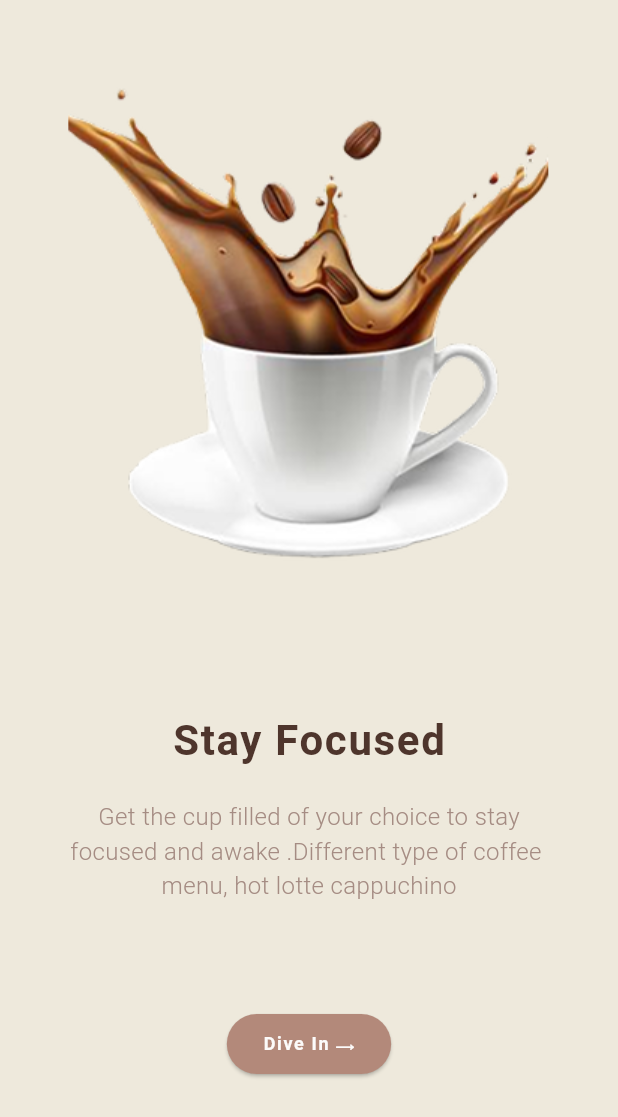
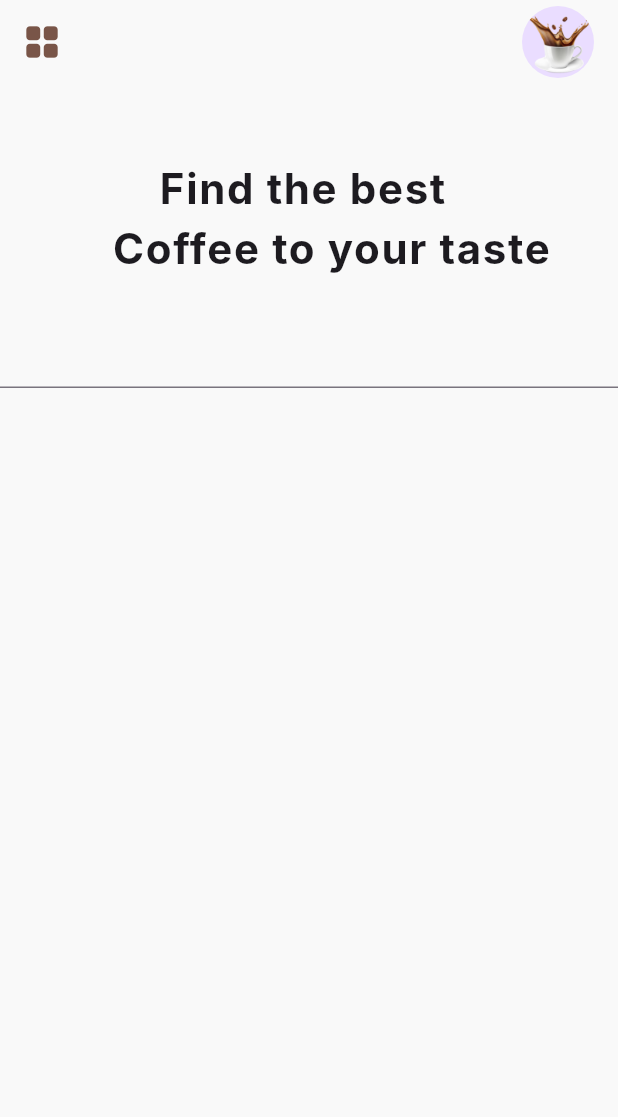
Before and after one commit to CSI-Trainees-25/soumya_2410208_apptask2, a Flutter app: the screen it shows after launch, after a tap on "Dive In ⟶", on a phone screen of 412 x 824 dp. Shown: the top 1117 px of the screen. Run offline on Flutter 3.47's test engine with Material 3 defaults, Android fonts, the phone set to English and light mode, and no system bars; Roboto replaces fonts that are missing (Inter).

Commit message:
created appbar and title in home screen

```diff
--- a/lib/Screens/Login_screen.dart
+++ b/lib/Screens/Login_screen.dart
@@ -1,4 +1,5 @@
 import 'package:flutter/material.dart';
+import 'home_screen.dart';
 
 class LoginScreen extends StatefulWidget {
   const LoginScreen({super.key});
--- /dev/null
+++ b/lib/Screens/home_screen.dart
@@ -0,0 +1,72 @@
+import 'cards.dart';
+
+import 'package:flutter/material.dart';
+
+class HomeScreen extends StatefulWidget {
+  const HomeScreen({super.key});
+
+  @override
+  State<HomeScreen> createState() => _HomeScreenState();
+}
+
+class _HomeScreenState extends State<HomeScreen> {
+  @override
+  Widget build(BuildContext context) {
+    final screenHeight = MediaQuery.of(context).size.height;
+    return Scaffold(
+      backgroundColor: const Color(0xFFF9F9F9),
+      appBar: AppBar(
+        backgroundColor: Colors.transparent,
+        actions: [
+          Padding(
+            padding: EdgeInsets.only(right: 16),
+            child: GestureDetector(
+              onTap: () {},
+              child: CircleAvatar(
+                radius: 24,
+                backgroundImage: AssetImage('Assets/Images/Mask group.png'),
+              ),
+            ),
+          ),
+        ],
+        leading: Icon(Icons.grid_view_rounded, color: Colors.brown, size: 28),
+      ),
+      body: SingleChildScrollView(
+        child: Column(
+          children: [
+            SizedBox(height: 50),
+            Container(
+              width: 200,
+
+              child: Text(
+                'Find the best',
+                style: TextStyle(
+                  fontSize: 28,
+                  fontWeight: FontWeight.bold,
+                  letterSpacing: 1.1,
+                ),
+              ),
+            ),
+            Container(
+              child: Text(
+                textAlign: TextAlign.right,
+                '    Coffee to your taste',
+                style: TextStyle(
+                  fontSize: 28,
+                  fontWeight: FontWeight.bold,
+                  letterSpacing: 1.1,
+                ),
+              ),
+            ),
+            SizedBox(height: screenHeight * 0.03),
+            _buildSearchBar(),
+          ],
+        ),
+      ),
+    );
+  }
+
+  _buildSearchBar() {
+    return Row(children: [Expanded(child: TextField())]);
+  }
+}
--- a/lib/Screens/onBoading_screen.dart
+++ b/lib/Screens/onBoading_screen.dart
@@ -1,4 +1,5 @@
 import 'package:flutter/material.dart';
+import 'home_screen.dart';
 
 class OnBoadingScreen extends StatelessWidget {
   const OnBoadingScreen({super.key});
@@ -68,7 +69,12 @@ class OnBoadingScreen extends StatelessWidget {
               ),
               SizedBox(height: 70),
               ElevatedButton(
-                onPressed: () {},
+                onPressed: () {
+                  Navigator.pushReplacement(
+                    context,
+                    MaterialPageRoute(builder: (context) => HomeScreen()),
+                  );
+                },
                 style: ElevatedButton.styleFrom(
                   backgroundColor: const Color.fromARGB(255, 179, 137, 122),
                 ),
--- a/lib/main.dart
+++ b/lib/main.dart
@@ -2,15 +2,18 @@ import 'package:coffeeapp/Screens/Login_screen.dart';
 import 'package:flutter/material.dart';
 import 'Screens/onBoading_screen.dart';
 import 'Screens/Login_screen.dart';
+import 'Screens/home_screen.dart';
 
 void main() {
   runApp(
     MaterialApp(
       debugShowCheckedModeBanner: false,
+      theme: ThemeData(brightness: Brightness.light, fontFamily: 'Inter'),
       initialRoute: 'onBoading',
       routes: {
         'login ': (context) => LoginScreen(),
         'onBoading': (context) => OnBoadingScreen(),
+        'home': (context) => HomeScreen(),
       },
     ),
   );
```
